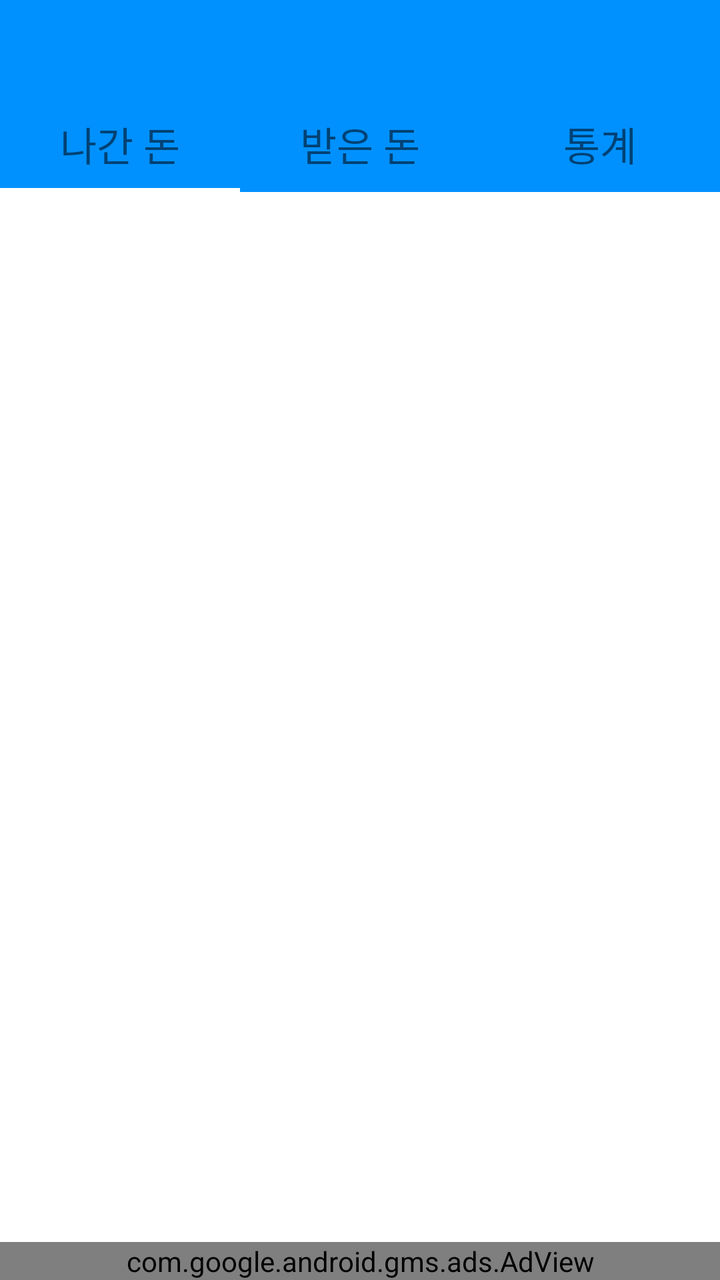
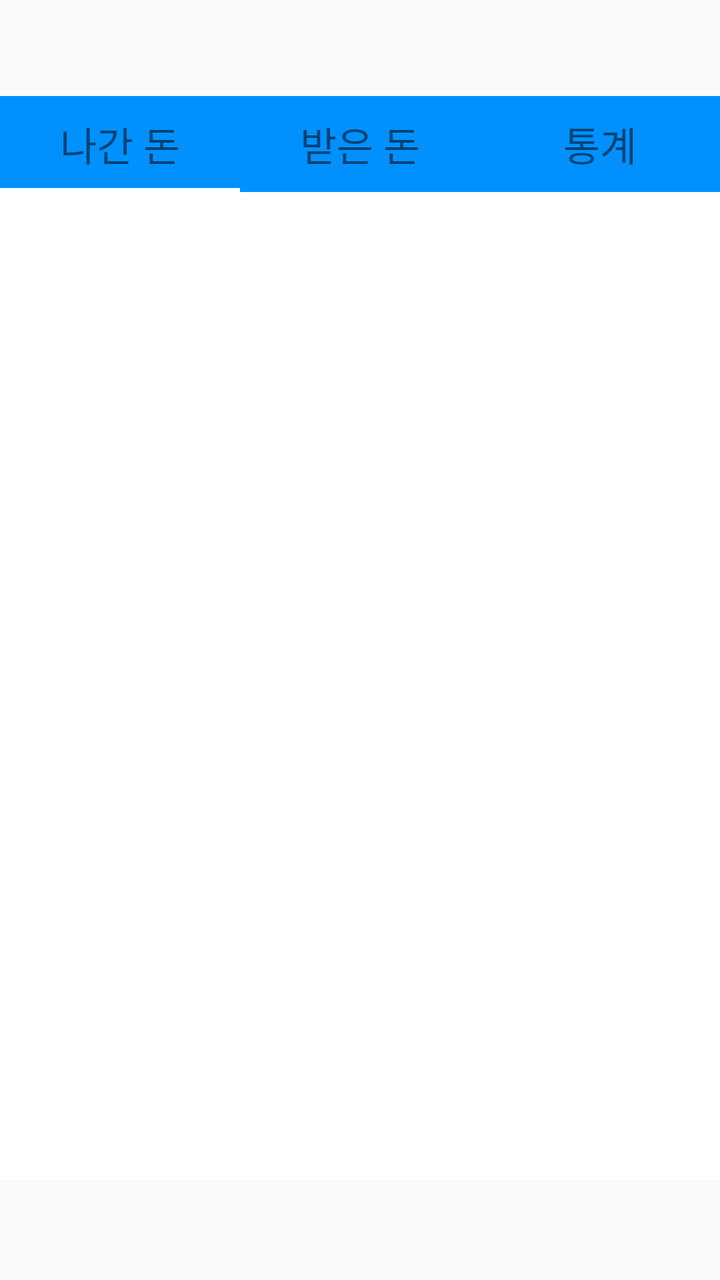

The first picture is an Android layout as it rendered before a commit; the second is the same layout after the commit. The layout source and the unified diff follow.
<!-- AndroidManifest.xml: application theme AppTheme -->
<!-- res/layout/activity_main.xml -->
<?xml version="1.0" encoding="utf-8"?>
<androidx.drawerlayout.widget.DrawerLayout xmlns:android="http://schemas.android.com/apk/res/android"
    xmlns:app="http://schemas.android.com/apk/res-auto"
    xmlns:tools="http://schemas.android.com/tools"
    android:id="@+id/drawer_layout"
    android:layout_width="match_parent"
    android:layout_height="match_parent"
    android:fitsSystemWindows="true"
    tools:openDrawer="start">
    <include
        layout="@layout/content_main"
        android:layout_width="match_parent"
        android:layout_height="match_parent" />
    <com.google.android.material.navigation.NavigationView
        android:background="#EEEEEE"
        app:headerLayout="@layout/nav_header"
        android:id="@+id/nav_view"
        android:layout_width="wrap_content"
        android:layout_height="match_parent"
        android:layout_gravity="start"
        android:fitsSystemWindows="true"
        app:menu="@menu/activity_main_drawer" />
</androidx.drawerlayout.widget.DrawerLayout>
<!-- res/layout/content_main.xml (included above) -->
<?xml version="1.0" encoding="utf-8"?>
<RelativeLayout xmlns:android="http://schemas.android.com/apk/res/android"
    xmlns:app="http://schemas.android.com/apk/res-auto"
    xmlns:tools="http://schemas.android.com/tools"
    xmlns:ads="http://schemas.android.com/apk/res-auto"
    android:orientation="vertical"
    android:layout_width="match_parent"
    android:layout_height="match_parent"
    android:id="@+id/main_Relative"
    tools:context=".MainActivity">
    <LinearLayout
        android:orientation="vertical"
        android:layout_width="match_parent"
        android:layout_height="match_parent">
        <androidx.appcompat.widget.Toolbar
            android:id="@+id/toolbar"
            android:background="@color/tab_color"
            android:layout_width="match_parent"
            android:layout_height="48dp"/>
        <com.google.android.material.tabs.TabLayout
            app:tabMaxWidth="0dp"
            app:tabGravity="fill"
            app:tabMode="fixed"
            android:background="@color/tab_color"
            app:tabIndicatorColor="@color/white"
            app:tabIndicatorHeight="2dp"
            app:tabTextAppearance="@style/TabLayoutTextStyle"
            android:id="@+id/tab_layout"
            android:layout_width="match_parent"
            android:layout_height="wrap_content">
            <com.google.android.material.tabs.TabItem
                android:layout_width="match_parent"
                android:layout_height="match_parent"
                android:text="나간 돈" />
            <com.google.android.material.tabs.TabItem
                android:layout_width="match_parent"
                android:layout_height="match_parent"
                android:text="받은 돈" />
            <com.google.android.material.tabs.TabItem
                android:layout_width="match_parent"
                android:layout_height="match_parent"
                android:text="통계" />
        </com.google.android.material.tabs.TabLayout>
        <androidx.viewpager.widget.ViewPager
            android:background="#ffffff"
            android:id="@+id/viewPager"
            android:layout_width="match_parent"
            android:layout_height="match_parent">
        </androidx.viewpager.widget.ViewPager>
    </LinearLayout>
    <com.google.android.gms.ads.AdView
        ads:adUnitId="@string/ad_unit_id_rev"
        ads:adSize="BANNER"
        android:layout_alignParentBottom="true"
        android:layout_centerHorizontal="true"
        android:id="@+id/adView"
        android:layout_width="match_parent"
        android:layout_height="wrap_content">
    </com.google.android.gms.ads.AdView>
</RelativeLayout>
<!-- res/layout/nav_header.xml (included above) -->
<?xml version="1.0" encoding="utf-8"?>
<LinearLayout xmlns:android="http://schemas.android.com/apk/res/android"
    xmlns:app="http://schemas.android.com/apk/res-auto"
    android:layout_width="match_parent"
    android:layout_height="match_parent"
    android:orientation="vertical">

    <ImageView
        android:layout_gravity="center"
        android:src="@drawable/icon"
        android:layout_marginTop="50dp"
        android:layout_width="150dp"
        android:layout_height="150dp"/>

</LinearLayout>
<!-- resources referenced by this layout -->
<resources>
  <color name="tab_color">#0091FF</color>
  <color name="white">#FFFFFF</color>
  <!-- drawable icon: png bitmap (drawable, 9024 bytes) -->
  <string name="ad_unit_id_rev">ca-app-pub-1646409874287424/1190929999</string>
  <style name="TabLayoutTextStyle" parent="Widget.Design.TabLayout">
      <item name="android:textSize">20sp</item>
      <item name="tabSelectedTextColor">@color/white</item>
      <item name="fontFamily">@font/pretendard_bold</item>
    </style>
  <style name="AppTheme" parent="Theme.AppCompat.Light.NoActionBar">
      
      <item name="colorPrimary">@color/colorPrimary</item>
      <item name="colorPrimaryDark">@color/white</item>
      <item name="colorAccent">@color/colorAccent</item>
      <item name="android:statusBarColor">@color/tab_color</item>
    </style>
  <color name="colorPrimary">#008577</color>
  <color name="colorAccent">#D81B60</color>
</resources>

<!-- the commit's change to res/layout/activity_main.xml (unified diff, before → after) -->
@@ -6,20 +6,22 @@
     android:layout_width="match_parent"
     android:layout_height="match_parent"
     android:fitsSystemWindows="true"
+    android:paddingTop="48dp"
+    android:paddingBottom="50dp"
     tools:openDrawer="start">
     <include
         layout="@layout/content_main"
         android:layout_width="match_parent"
         android:layout_height="match_parent" />
-    <com.google.android.material.navigation.NavigationView
-        android:background="#EEEEEE"
-        app:headerLayout="@layout/nav_header"
-        android:id="@+id/nav_view"
-        android:layout_width="wrap_content"
-        android:layout_height="match_parent"
-        android:layout_gravity="start"
-        android:fitsSystemWindows="true"
-        app:menu="@menu/activity_main_drawer" />
+
+
+
+
+
+
+
+
+
 </androidx.drawerlayout.widget.DrawerLayout>
 <!-- res/layout/content_main.xml (included above) -->
 <?xml version="1.0" encoding="utf-8"?>
@@ -82,19 +84,3 @@
         android:layout_height="wrap_content">
     </com.google.android.gms.ads.AdView>
 </RelativeLayout>
-<!-- res/layout/nav_header.xml (included above) -->
-<?xml version="1.0" encoding="utf-8"?>
-<LinearLayout xmlns:android="http://schemas.android.com/apk/res/android"
-    xmlns:app="http://schemas.android.com/apk/res-auto"
-    android:layout_width="match_parent"
-    android:layout_height="match_parent"
-    android:orientation="vertical">
-
-    <ImageView
-        android:layout_gravity="center"
-        android:src="@drawable/icon"
-        android:layout_marginTop="50dp"
-        android:layout_width="150dp"
-        android:layout_height="150dp"/>
-
-</LinearLayout>
<!-- resource entries referenced after the edit -->
@@ -2,7 +2,6 @@
 <resources>
   <color name="tab_color">#0091FF</color>
   <color name="white">#FFFFFF</color>
-  <!-- drawable icon: png bitmap (drawable, 9024 bytes) -->
   <string name="ad_unit_id_rev">ca-app-pub-1646409874287424/1190929999</string>
   <style name="TabLayoutTextStyle" parent="Widget.Design.TabLayout">
       <item name="android:textSize">20sp</item>
